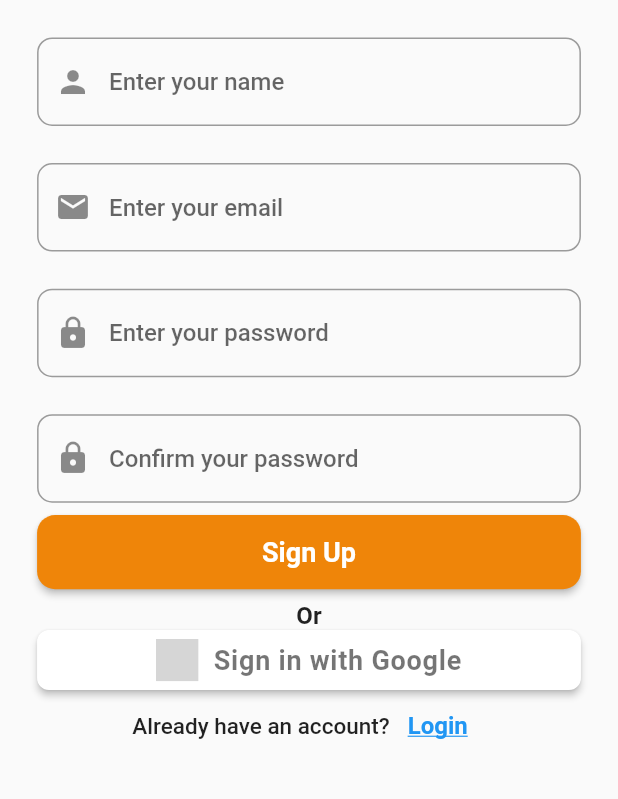
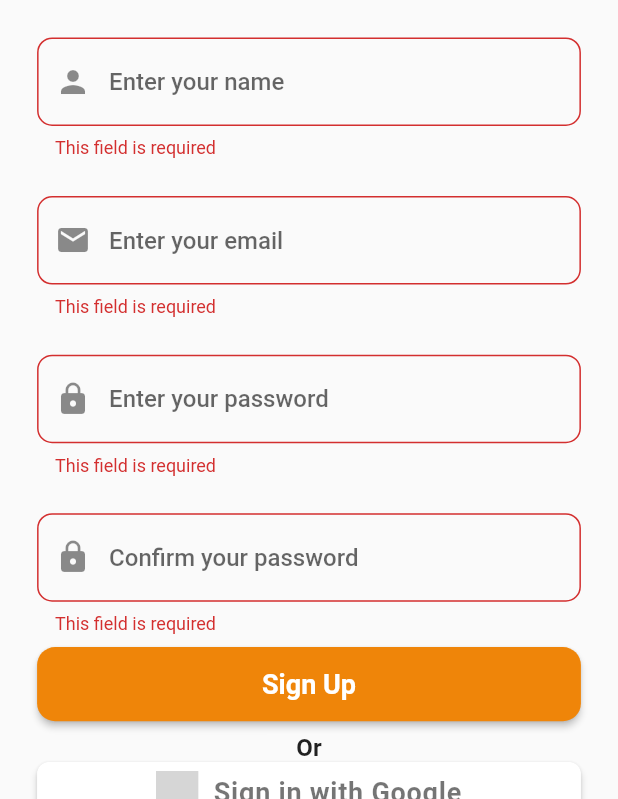
Before and after one commit to sabin6969/Personal-Meeting-Scheduling-Platform, a Flutter app: the SignupPage screen opened by its route, scrolled down 38 dp, after a tap on "Sign Up", on a phone screen of 412 x 824 dp, the part 437-1236 px from its top. Run offline on Flutter 3.47's test engine with Material 2 defaults, Android fonts, the phone set to English and light mode, and no system bars; our stand-ins replace auth_buttons, firebase_auth, firebase_core, fluttertoast; accounts and stored records are empty; grey boxes are pictures that could not be loaded.

Commit message:
did changes in android manifest, did confirm password validation

```diff
--- a/lib/controller/auth_controller.dart
+++ b/lib/controller/auth_controller.dart
@@ -24,9 +24,12 @@ class AuthController {
   }
 
   static sendResetLink(String email, BuildContext context) async {
+    ReusableDiaglogBox.dialgoBox(context);
     await auth.sendPasswordResetEmail(email: email).then((value) {
+      ReusableDiaglogBox.hideLoadingDialogBox(context);
       ToastMessage.showToastMessage("Check email for reset link");
     }).onError((error, stackTrace) {
+      ReusableDiaglogBox.hideLoadingDialogBox(context);
       ToastMessage.showToastMessage("An error occured");
     });
   }
--- a/lib/main.dart
+++ b/lib/main.dart
@@ -8,7 +8,6 @@ import 'package:provider/provider.dart';
 import 'package:personalmeetingschedulingplatform/views/signup_page.dart';
 
 void main() async {
-  // nonsense
   WidgetsFlutterBinding.ensureInitialized();
   await Firebase.initializeApp();
   runApp(const MyApp());
@@ -28,7 +27,7 @@ class MyApp extends StatelessWidget {
         title: "Personal Meeting Scheduling App",
         debugShowCheckedModeBanner: false,
         theme: ThemeData(brightness: Brightness.light),
-        initialRoute: "signup",
+        initialRoute: "login",
         routes: {
           "login": (context) => const LoginPage(),
           "fogotpassword": (context) => const ForgotScreenPage(),
--- /dev/null
+++ b/lib/validations/name_validation.dart
@@ -0,0 +1,9 @@
+class NameValidator {
+  static validateName(String name) {
+    if (name.isEmpty) {
+      return "This field is required";
+    } else {
+      return null;
+    }
+  }
+}
--- a/lib/views/forgot_password_screen.dart
+++ b/lib/views/forgot_password_screen.dart
@@ -1,4 +1,5 @@
 import 'package:flutter/material.dart';
+import 'package:personalmeetingschedulingplatform/controller/auth_controller.dart';
 import 'package:personalmeetingschedulingplatform/validations/email_validation.dart';
 
 class ForgotScreenPage extends StatefulWidget {
@@ -68,7 +69,10 @@ class _ForgotScreenPageState extends State<ForgotScreenPage> {
                     color: const Color(0xFFEF8509),
                     height: size.height * 0.06,
                     onPressed: () {
-                      if (globalKey.currentState!.validate()) {}
+                      if (globalKey.currentState!.validate()) {
+                        AuthController.sendResetLink(
+                            emailController.text.trim(), context);
+                      }
                     },
                     child: const Text(
                       "Send reset link",
--- a/lib/views/login_page.dart
+++ b/lib/views/login_page.dart
@@ -204,7 +204,9 @@ class _LoginPageState extends State<LoginPage> {
                                 ),
                               ),
                               TextButton(
-                                onPressed: () {},
+                                onPressed: () {
+                                  Navigator.pushNamed(context, "signup");
+                                },
                                 child: const Text(
                                   "Signup",
                                   style: TextStyle(
--- a/lib/views/signup_page.dart
+++ b/lib/views/signup_page.dart
@@ -1,6 +1,8 @@
 import 'package:flutter/material.dart';
 import 'package:auth_buttons/auth_buttons.dart';
+import 'package:personalmeetingschedulingplatform/utils/flutter_toast_message.dart';
 import 'package:personalmeetingschedulingplatform/validations/email_validation.dart';
+import 'package:personalmeetingschedulingplatform/validations/name_validation.dart';
 import 'package:personalmeetingschedulingplatform/validations/password_validations.dart';
 import 'package:personalmeetingschedulingplatform/views/login_page.dart';
 
@@ -15,11 +17,11 @@ class _SignupPageState extends State<SignupPage> {
   @override
   Widget build(BuildContext context) {
     var size = MediaQuery.of(context).size;
-    final _formKey = GlobalKey<FormState>();
-    String email = '';
-    String password = '';
-    String name = '';
-    String age = '';
+    GlobalKey<FormState> formKey = GlobalKey<FormState>();
+    TextEditingController nameController = TextEditingController();
+    TextEditingController emailController = TextEditingController();
+    TextEditingController passwordController = TextEditingController();
+    TextEditingController confirmPasswordController = TextEditingController();
     return Scaffold(
       body: SafeArea(
         child: SingleChildScrollView(
@@ -34,7 +36,7 @@ class _SignupPageState extends State<SignupPage> {
                 ),
               ),
               Form(
-                key: _formKey,
+                key: formKey,
                 child: Column(
                   children: [
                     Padding(
@@ -45,6 +47,12 @@ class _SignupPageState extends State<SignupPage> {
                       child: Column(
                         children: [
                           TextFormField(
+                            controller: nameController,
+                            validator: (value) {
+                              final message =
+                                  NameValidator.validateName(value!);
+                              return message;
+                            },
                             decoration: InputDecoration(
                               prefixIcon: const Icon(
                                 Icons.person,
@@ -63,6 +71,7 @@ class _SignupPageState extends State<SignupPage> {
                             height: size.height * 0.03,
                           ),
                           TextFormField(
+                            controller: emailController,
                             decoration: InputDecoration(
                               prefixIcon: const Icon(
                                 Icons.email,
@@ -77,13 +86,16 @@ class _SignupPageState extends State<SignupPage> {
                               ),
                             ),
                             validator: (value) {
-                              EmailValidation.validateEmail(value!);
+                              final message =
+                                  EmailValidation.validateEmail(value!);
+                              return message;
                             },
                           ),
                           SizedBox(
                             height: size.height * 0.03,
                           ),
                           TextFormField(
+                            controller: passwordController,
                             obscureText: true,
                             decoration: InputDecoration(
                               hintStyle: const TextStyle(
@@ -97,13 +109,16 @@ class _SignupPageState extends State<SignupPage> {
                               ),
                             ),
                             validator: (value) {
-                              PasswordValidation.validatePassword(value!);
+                              final message =
+                                  PasswordValidation.validatePassword(value!);
+                              return message;
                             },
                           ),
                           SizedBox(
                             height: size.height * 0.03,
                           ),
                           TextFormField(
+                            controller: confirmPasswordController,
                             obscureText: true,
                             decoration: InputDecoration(
                               hintStyle: const TextStyle(
@@ -116,7 +131,11 @@ class _SignupPageState extends State<SignupPage> {
                                 borderRadius: BorderRadius.circular(10),
                               ),
                             ),
-                            validator: (value) {},
+                            validator: (value) {
+                              final message =
+                                  PasswordValidation.validatePassword(value!);
+                              return message;
+                            },
                           ),
                           SizedBox(
                             height: size.height * 0.01,
@@ -129,7 +148,16 @@ class _SignupPageState extends State<SignupPage> {
                             color: const Color(0xFFEF8509),
                             height: size.height * 0.06,
                             onPressed: () {
-                              // Handle signup logic here
+                              if (formKey.currentState!.validate()) {
+                                if (confirmPasswordController.text
+                                        .compareTo(passwordController.text) ==
+                                    0) {
+                                } else {
+                                  ToastMessage.showToastMessage(
+                                    "Both password must match",
+                                  );
+                                }
+                              }
                             },
                             child: const Text(
                               "Sign Up",
@@ -173,7 +201,7 @@ class _SignupPageState extends State<SignupPage> {
                                   // Navigate to the login page
                                   Navigator.of(context).pushReplacement(
                                     MaterialPageRoute(
-                                      builder: (context) => LoginPage(),
+                                      builder: (context) => const LoginPage(),
                                     ),
                                   );
                                 },
```
Also changed, not shown: 2 other files.
